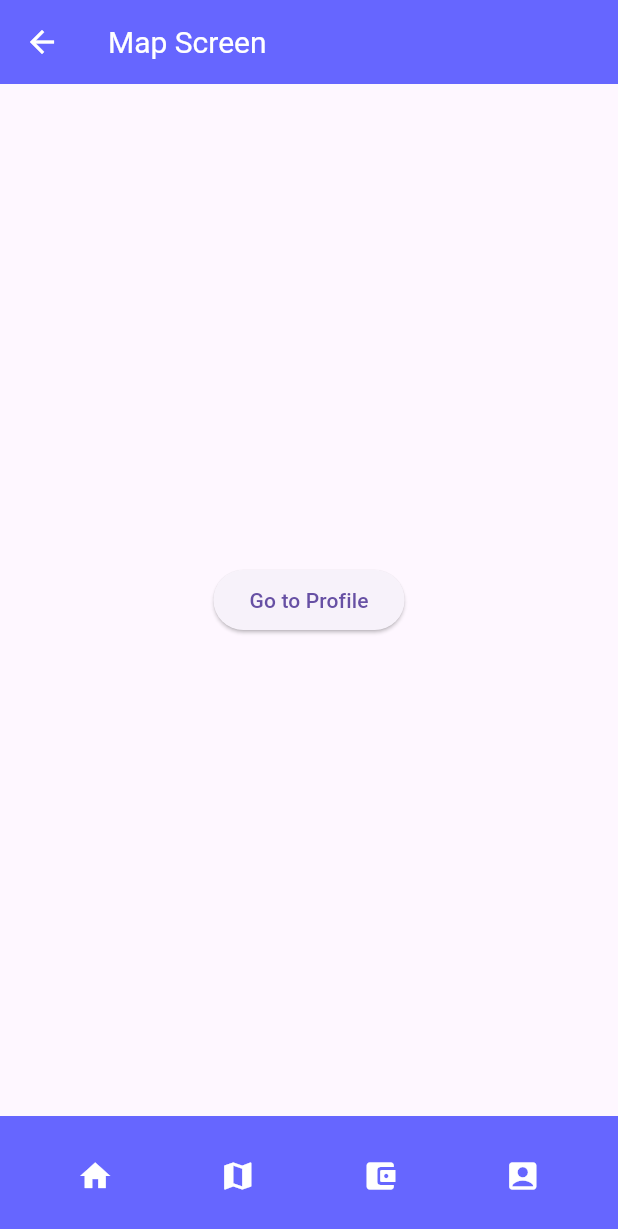
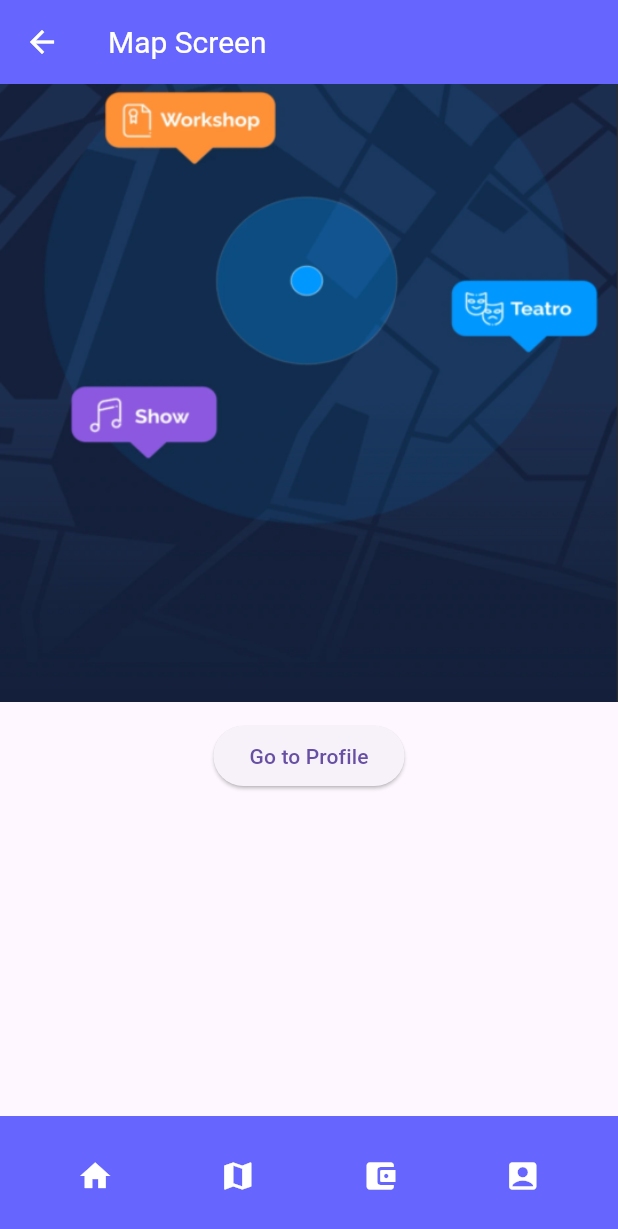
Before and after one commit to WesleyMaciel2510/Flutter-Angular, a Flutter app: the screen it shows after launch, item 2 of the bottom bar chosen, on a phone screen of 412 x 824 dp. Shown: the top 1229 px of the screen. Run offline on Flutter 3.47's test engine with Material 3 defaults, Android fonts, the phone set to English and light mode, and no system bars.

Commit message:
adding Image to MapScreen

```diff
--- a/lib/src/screens/map/index.dart
+++ b/lib/src/screens/map/index.dart
@@ -9,13 +9,24 @@ class MapScreen extends StatelessWidget {
       appBar: AppBar(
         title: const Text('Map Screen'),
       ),
-      body: Center(
-        child: ElevatedButton(
-          onPressed: () {
-            Navigator.pushNamed(context, '/profile');
-          },
-          child: const Text('Go to Profile'),
-        ),
+      body: Column(
+        children: [
+          Container(
+            width: MediaQuery.of(context).size.width,
+            height: MediaQuery.of(context).size.height * 1 / 2,
+            child: Image.asset(
+              'assets/mapscreen_header.png',
+              fit: BoxFit.cover,
+            ),
+          ),
+          const SizedBox(height: 12.0),
+          ElevatedButton(
+            onPressed: () {
+              Navigator.pushNamed(context, '/profile');
+            },
+            child: const Text('Go to Profile'),
+          ),
+        ],
       ),
     );
   }
--- a/pubspec.yaml
+++ b/pubspec.yaml
@@ -49,8 +49,8 @@ flutter:
   uses-material-design: true
 
   # To add assets to your application, add an assets section, like this:
-  # assets:
-  #   - images/a_dot_burr.jpeg
+  assets:
+  - assets/mapscreen_header.png
   #   - images/a_dot_ham.jpeg
 
   # An image asset can refer to one or more resolution-specific "variants", see
```
Also changed, not shown: assets/mapscreen_header.png (added).
